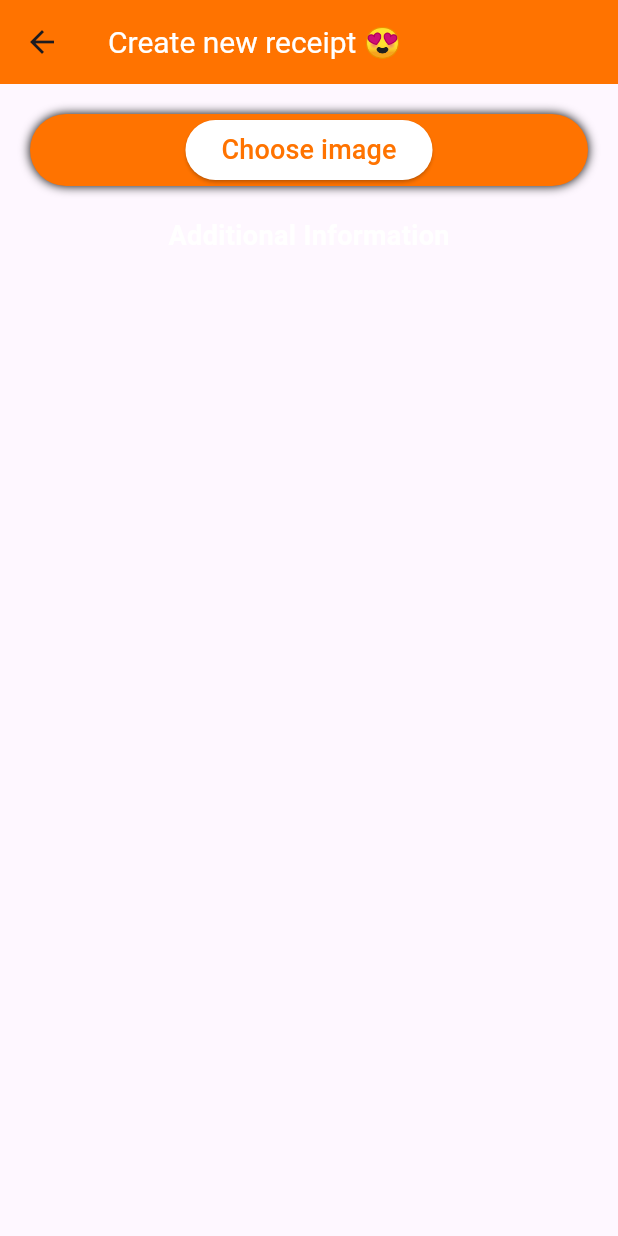
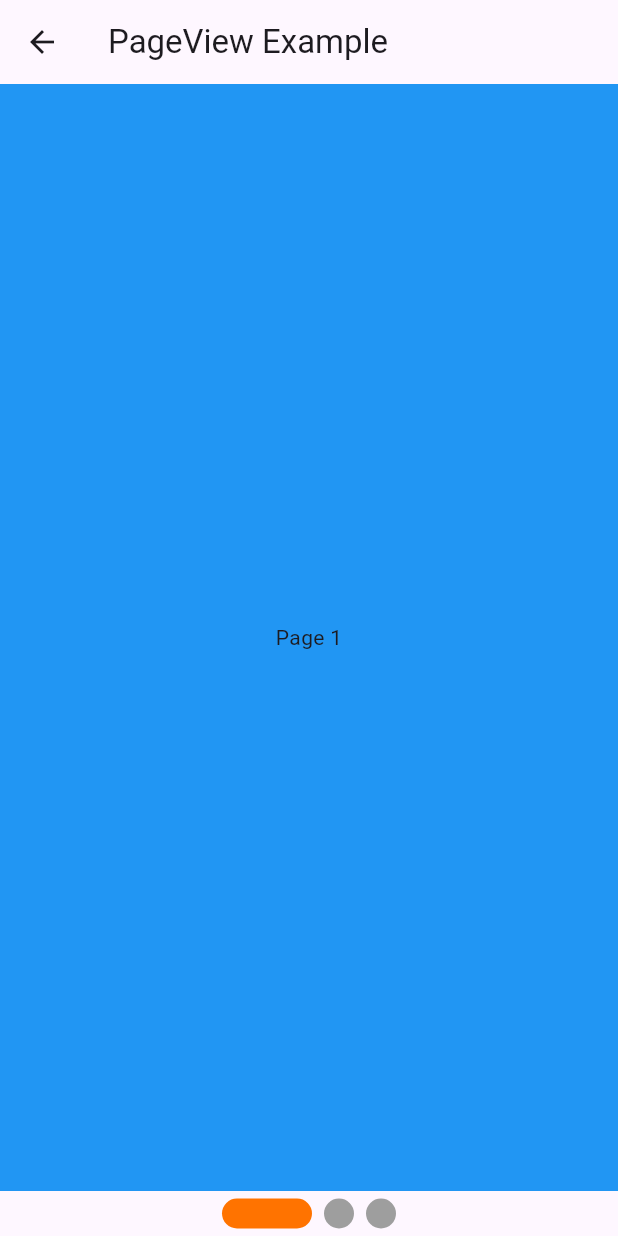
Before and after one commit to maximu211/menuAppFlutter, a Flutter app: the AddPage screen opened directly, on a phone screen of 412 x 824 dp. Run offline on Flutter 3.47's test engine with Material 3 defaults, Android fonts, the phone set to English and light mode, and no system bars; drawn by our look-alikes of smooth_page_indicator; our stand-ins replace easy_search_bar, google_fonts, image_picker, syncfusion_flutter_sliders.

Commit message:
add page refactor

```diff
--- a/lib/add_page/add_page.dart
+++ b/lib/add_page/add_page.dart
@@ -3,8 +3,11 @@ import 'package:flutter/material.dart';
 import 'package:flutter/services.dart';
 import 'package:image_picker/image_picker.dart';
 import 'package:menuapp/add_page/form_components/image_picker/image_picker.dart';
+import 'package:menuapp/add_page/form_components/input_text_field.dart';
 import 'package:menuapp/global_variables/color_variables.dart';
 import 'package:menuapp/global_variables/font_size_variables.dart';
+import 'package:smooth_page_indicator/smooth_page_indicator.dart';
+import 'package:syncfusion_flutter_sliders/sliders.dart';
 
 class AddPage extends StatefulWidget {
   const AddPage({super.key});
@@ -13,64 +16,75 @@ class AddPage extends StatefulWidget {
   State<StatefulWidget> createState() => _AddPage();
 }
 
-class _AddPage extends State<AddPage> {
-  File? image;
-  Future pickImage(bool isGallery) async {
-    try {
-      final image = await ImagePicker().pickImage(
-          source: isGallery ? ImageSource.gallery : ImageSource.camera);
-      if (image == null) return;
-      final imageTemp = File(image.path);
-      setState(() => this.image = imageTemp);
-    } on PlatformException catch (e) {
-      print('Failed to pick image: $e');
-    }
+class FiledMaxLenght {
+  FiledMaxLenght(this.maxLenghtName, this.maxLenghtTime, this.maxLenghtType);
+
+  int? maxLenghtName;
+  int maxLenghtTime;
+  int maxLenghtType;
 }
 
+class _AddPage extends State<AddPage> {
+  PageController _pageController = PageController();
+  int _currentPage = 0;
+  double _value = 0;
   @override
   Widget build(BuildContext context) {
     return Scaffold(
-      body: CustomScrollView(
-        slivers: [
-          SliverAppBar(
-            backgroundColor: ColorVariables.primaryColor,
-            title: Text(
-              "Create new receipt 😍",
-              style: TextStyle(
-                color: ColorVariables.backgroundColor,
-                fontSize: FontSizeVariables.h1Size,
+      appBar: AppBar(
+        title: const Text('PageView Example'),
+      ),
+      body: Column(
+        mainAxisAlignment: MainAxisAlignment.center,
+        children: [
+          Expanded(
+            child: PageView(
+              controller: _pageController,
+              onPageChanged: (int page) {
+                setState(() {
+                  _currentPage = page;
+                });
+              },
+              children: [
+                Container(
+                  color: Colors.blue,
+                  child: const Center(
+                    child: Text('Page 1'),
                   ),
                 ),
+                Container(
+                  color: Colors.green,
+                  child: const Center(
+                    child: Text('Page 2'),
                   ),
-          SliverToBoxAdapter(
-            child: SingleChildScrollView(
-              child: Container(
-                margin: const EdgeInsets.all(20),
-                child: Column(
-                  children: [
-                    ImagePickerContainer(
-                      image: image,
-                      pickImage: pickImage,
-                      clearImage: () {
-                        setState(() {
-                          image = null;
-                        });
-                      },
                 ),
-                    const SizedBox(height: 20),
-                    Text(
-                      'Additional Information',
-                      style: TextStyle(
-                          color: ColorVariables.backgroundColor,
-                          fontSize: FontSizeVariables.h2Size,
-                          fontWeight: FontWeight.bold),
+                Container(
+                  color: Colors.orange,
+                  child: const Center(
+                    child: Text('Page 3'),
                   ),
-                    const SizedBox(height: 20),
+                ),
               ],
             ),
           ),
+          Container(
+            margin: const EdgeInsets.all(5),
+            child: Row(
+              mainAxisAlignment: MainAxisAlignment.spaceAround,
+              children: [
+                SmoothPageIndicator(
+                  controller: _pageController,
+                  count: 3,
+                  effect: ExpandingDotsEffect(
+                    activeDotColor: ColorVariables.primaryColor,
+                    dotColor: Colors.grey,
+                    dotWidth: 20,
+                    dotHeight: 20,
                   ),
-          )
+                ),
+              ],
+            ),
+          ),
         ],
       ),
     );
--- a/lib/navigation/navigation_page.dart
+++ b/lib/navigation/navigation_page.dart
@@ -1,6 +1,5 @@
 import 'package:flutter/material.dart';
 import 'package:menuapp/account_page/account_page.dart';
-import 'package:menuapp/add_page/add_page.dart';
 import 'package:menuapp/global_variables/color_variables.dart';
 import 'package:menuapp/global_variables/page_transition_animation.dart';
 import 'package:menuapp/home_page/home_page.dart';
```
Also changed, not shown: lib/add_page/form_components/input_text_field.dart (added, +45 -0 lines), lib/authorization/forgot_password_page/new_password_page.dart (+17 -9 lines), lib/authorization/text_fields.dart (+8 -7 lines). Lines whose indentation alone changed are shown as unchanged.
